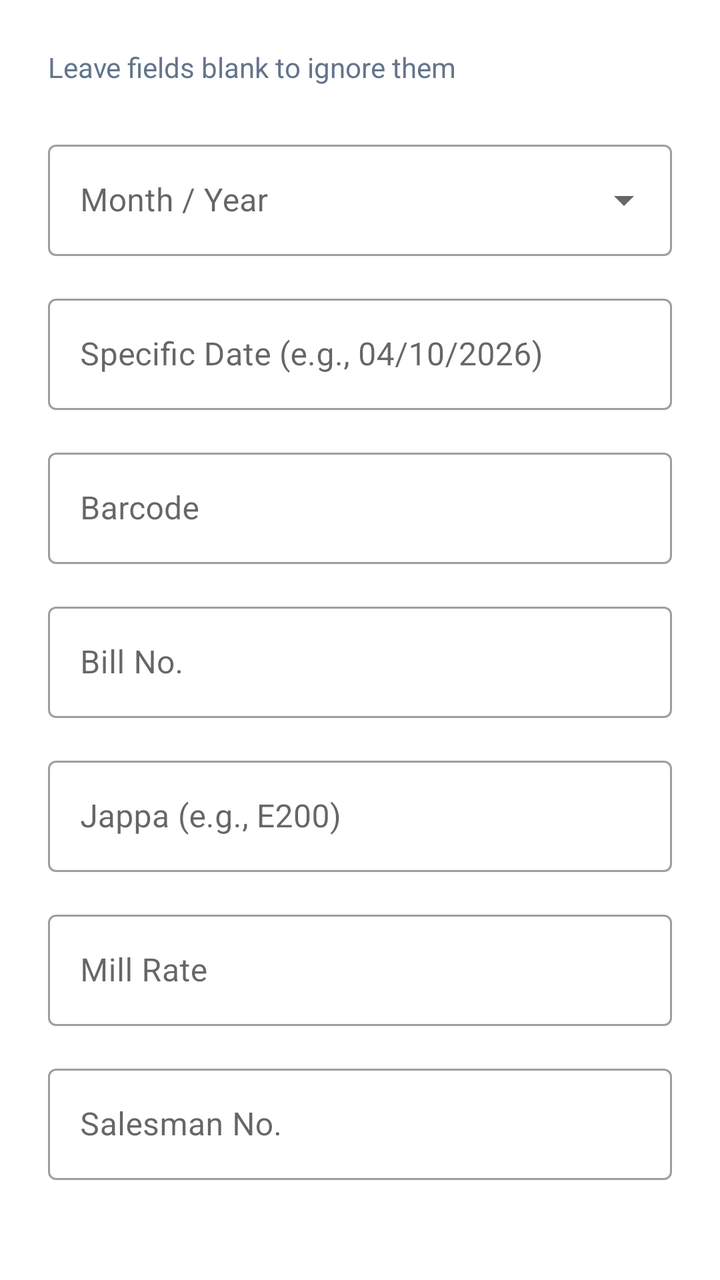
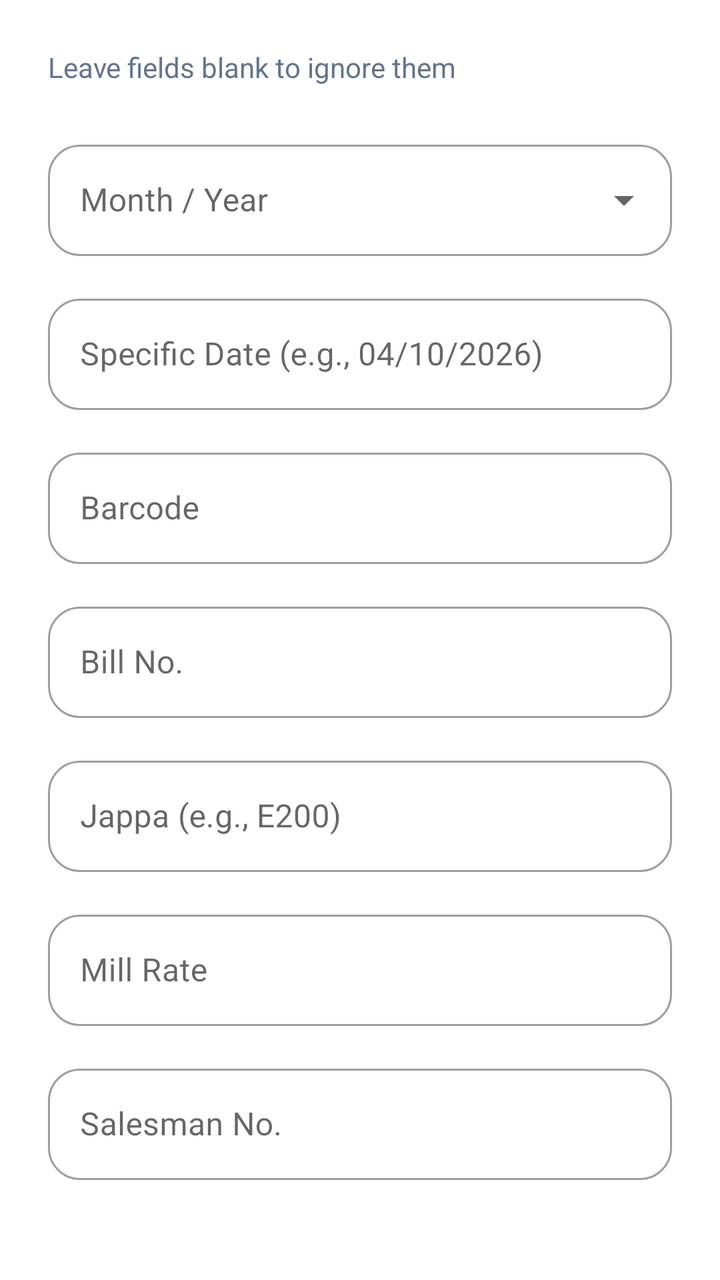

Screens rendered from an Android XML layout before and after an edit, with the pre-edit source and the edit as a unified diff.
<!-- AndroidManifest.xml: application theme Theme.MaterialComponents.Light.NoActionBar -->
<!-- res/layout/dialog_filter.xml -->
<?xml version="1.0" encoding="utf-8"?>
<ScrollView xmlns:android="http://schemas.android.com/apk/res/android"
    android:layout_width="match_parent"
    android:layout_height="match_parent"
    android:background="@color/cardSurface">

    <LinearLayout
        android:layout_width="match_parent"
        android:layout_height="wrap_content"
        android:orientation="vertical"
        android:padding="24dp">

        <TextView
            android:layout_width="match_parent"
            android:layout_height="wrap_content"
            android:text="Leave fields blank to ignore them"
            android:textColor="@color/textSecondary"
            android:fontFamily="sans-serif"
            android:textSize="14sp"
            android:layout_marginBottom="24dp"/>

        
        <com.google.android.material.textfield.TextInputLayout
            style="@style/Widget.MaterialComponents.TextInputLayout.OutlinedBox.ExposedDropdownMenu"
            android:layout_width="match_parent"
            android:layout_height="wrap_content"
            android:layout_marginBottom="16dp"
            android:hint="Month / Year">

            <AutoCompleteTextView
                android:id="@+id/spinnerFilterMonth"
                android:layout_width="match_parent"
                android:layout_height="wrap_content"
                android:inputType="none"/>
        </com.google.android.material.textfield.TextInputLayout>

        
        <com.google.android.material.textfield.TextInputLayout
            style="@style/Widget.MaterialComponents.TextInputLayout.OutlinedBox"
            android:layout_width="match_parent"
            android:layout_height="wrap_content"
            android:layout_marginBottom="16dp"
            android:hint="Specific Date (e.g., 04/10/2026)">
            <com.google.android.material.textfield.TextInputEditText android:id="@+id/etFilterDate" android:layout_width="match_parent" android:layout_height="wrap_content" android:inputType="text"/>
        </com.google.android.material.textfield.TextInputLayout>

        <com.google.android.material.textfield.TextInputLayout
            style="@style/Widget.MaterialComponents.TextInputLayout.OutlinedBox"
            android:layout_width="match_parent"
            android:layout_height="wrap_content"
            android:layout_marginBottom="16dp"
            android:hint="Barcode">
            <com.google.android.material.textfield.TextInputEditText android:id="@+id/etFilterBarcode" android:layout_width="match_parent" android:layout_height="wrap_content" android:inputType="text"/>
        </com.google.android.material.textfield.TextInputLayout>

        <com.google.android.material.textfield.TextInputLayout
            style="@style/Widget.MaterialComponents.TextInputLayout.OutlinedBox"
            android:layout_width="match_parent"
            android:layout_height="wrap_content"
            android:layout_marginBottom="16dp"
            android:hint="Bill No.">
            <com.google.android.material.textfield.TextInputEditText android:id="@+id/etFilterBillNo" android:layout_width="match_parent" android:layout_height="wrap_content" android:inputType="number"/>
        </com.google.android.material.textfield.TextInputLayout>

        <com.google.android.material.textfield.TextInputLayout
            style="@style/Widget.MaterialComponents.TextInputLayout.OutlinedBox"
            android:layout_width="match_parent"
            android:layout_height="wrap_content"
            android:layout_marginBottom="16dp"
            android:hint="Jappa (e.g., E200)">
            <com.google.android.material.textfield.TextInputEditText android:id="@+id/etFilterJappa" android:layout_width="match_parent" android:layout_height="wrap_content" android:inputType="text"/>
        </com.google.android.material.textfield.TextInputLayout>

        <com.google.android.material.textfield.TextInputLayout
            style="@style/Widget.MaterialComponents.TextInputLayout.OutlinedBox"
            android:layout_width="match_parent"
            android:layout_height="wrap_content"
            android:layout_marginBottom="16dp"
            android:hint="Mill Rate">
            <com.google.android.material.textfield.TextInputEditText android:id="@+id/etFilterMillRate" android:layout_width="match_parent" android:layout_height="wrap_content" android:inputType="number"/>
        </com.google.android.material.textfield.TextInputLayout>

        <com.google.android.material.textfield.TextInputLayout
            style="@style/Widget.MaterialComponents.TextInputLayout.OutlinedBox"
            android:layout_width="match_parent"
            android:layout_height="wrap_content"
            android:layout_marginBottom="16dp"
            android:hint="Salesman No.">
            <com.google.android.material.textfield.TextInputEditText android:id="@+id/etFilterSalesman" android:layout_width="match_parent" android:layout_height="wrap_content" android:inputType="number"/>
        </com.google.android.material.textfield.TextInputLayout>

    </LinearLayout>
</ScrollView>
<!-- resources referenced by this layout -->
<resources>
  <color name="cardSurface">#FFFFFF</color>
  <color name="textSecondary">#64748B</color>
</resources>

<!-- the commit's change to res/layout/dialog_filter.xml (unified diff, before → after) -->
@@ -1,8 +1,7 @@
 <?xml version="1.0" encoding="utf-8"?>
 <ScrollView xmlns:android="http://schemas.android.com/apk/res/android"
     android:layout_width="match_parent"
-    android:layout_height="match_parent"
-    android:background="@color/cardSurface">
+    android:layout_height="match_parent">
 
     <LinearLayout
         android:layout_width="match_parent"
@@ -19,9 +18,8 @@
             android:textSize="14sp"
             android:layout_marginBottom="24dp"/>
 
-        
         <com.google.android.material.textfield.TextInputLayout
-            style="@style/Widget.MaterialComponents.TextInputLayout.OutlinedBox.ExposedDropdownMenu"
+            style="@style/RoundedExposedDropdown"
             android:layout_width="match_parent"
             android:layout_height="wrap_content"
             android:layout_marginBottom="16dp"
@@ -34,9 +32,8 @@
                 android:inputType="none"/>
         </com.google.android.material.textfield.TextInputLayout>
 
-        
         <com.google.android.material.textfield.TextInputLayout
-            style="@style/Widget.MaterialComponents.TextInputLayout.OutlinedBox"
+            style="@style/RoundedOutlinedBox"
             android:layout_width="match_parent"
             android:layout_height="wrap_content"
             android:layout_marginBottom="16dp"
@@ -45,7 +42,7 @@
         </com.google.android.material.textfield.TextInputLayout>
 
         <com.google.android.material.textfield.TextInputLayout
-            style="@style/Widget.MaterialComponents.TextInputLayout.OutlinedBox"
+            style="@style/RoundedOutlinedBox"
             android:layout_width="match_parent"
             android:layout_height="wrap_content"
             android:layout_marginBottom="16dp"
@@ -54,7 +51,7 @@
         </com.google.android.material.textfield.TextInputLayout>
 
         <com.google.android.material.textfield.TextInputLayout
-            style="@style/Widget.MaterialComponents.TextInputLayout.OutlinedBox"
+            style="@style/RoundedOutlinedBox"
             android:layout_width="match_parent"
             android:layout_height="wrap_content"
             android:layout_marginBottom="16dp"
@@ -63,7 +60,7 @@
         </com.google.android.material.textfield.TextInputLayout>
 
         <com.google.android.material.textfield.TextInputLayout
-            style="@style/Widget.MaterialComponents.TextInputLayout.OutlinedBox"
+            style="@style/RoundedOutlinedBox"
             android:layout_width="match_parent"
             android:layout_height="wrap_content"
             android:layout_marginBottom="16dp"
@@ -72,7 +69,7 @@
         </com.google.android.material.textfield.TextInputLayout>
 
         <com.google.android.material.textfield.TextInputLayout
-            style="@style/Widget.MaterialComponents.TextInputLayout.OutlinedBox"
+            style="@style/RoundedOutlinedBox"
             android:layout_width="match_parent"
             android:layout_height="wrap_content"
             android:layout_marginBottom="16dp"
@@ -81,7 +78,7 @@
         </com.google.android.material.textfield.TextInputLayout>
 
         <com.google.android.material.textfield.TextInputLayout
-            style="@style/Widget.MaterialComponents.TextInputLayout.OutlinedBox"
+            style="@style/RoundedOutlinedBox"
             android:layout_width="match_parent"
             android:layout_height="wrap_content"
             android:layout_marginBottom="16dp"
<!-- resource entries referenced after the edit -->
@@ -1,6 +1,17 @@
 <!-- resources referenced by this layout -->
 <resources>
-  <color name="cardSurface">#FFFFFF</color>
   <color name="textSecondary">#64748B</color>
+  <style name="RoundedExposedDropdown" parent="Widget.MaterialComponents.TextInputLayout.OutlinedBox.ExposedDropdownMenu">
+          <item name="boxCornerRadiusTopStart">16dp</item>
+          <item name="boxCornerRadiusTopEnd">16dp</item>
+          <item name="boxCornerRadiusBottomStart">16dp</item>
+          <item name="boxCornerRadiusBottomEnd">16dp</item>
+      </style>
+  <style name="RoundedOutlinedBox" parent="Widget.MaterialComponents.TextInputLayout.OutlinedBox">
+          <item name="boxCornerRadiusTopStart">16dp</item>
+          <item name="boxCornerRadiusTopEnd">16dp</item>
+          <item name="boxCornerRadiusBottomStart">16dp</item>
+          <item name="boxCornerRadiusBottomEnd">16dp</item>
+      </style>
 </resources>
 
